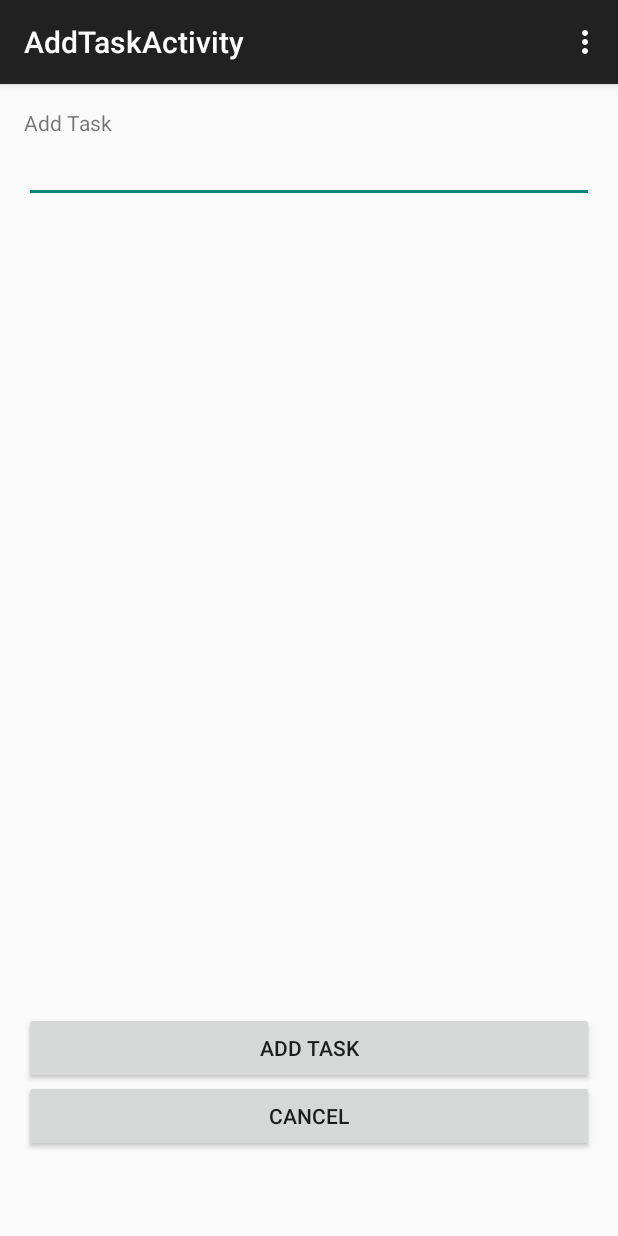
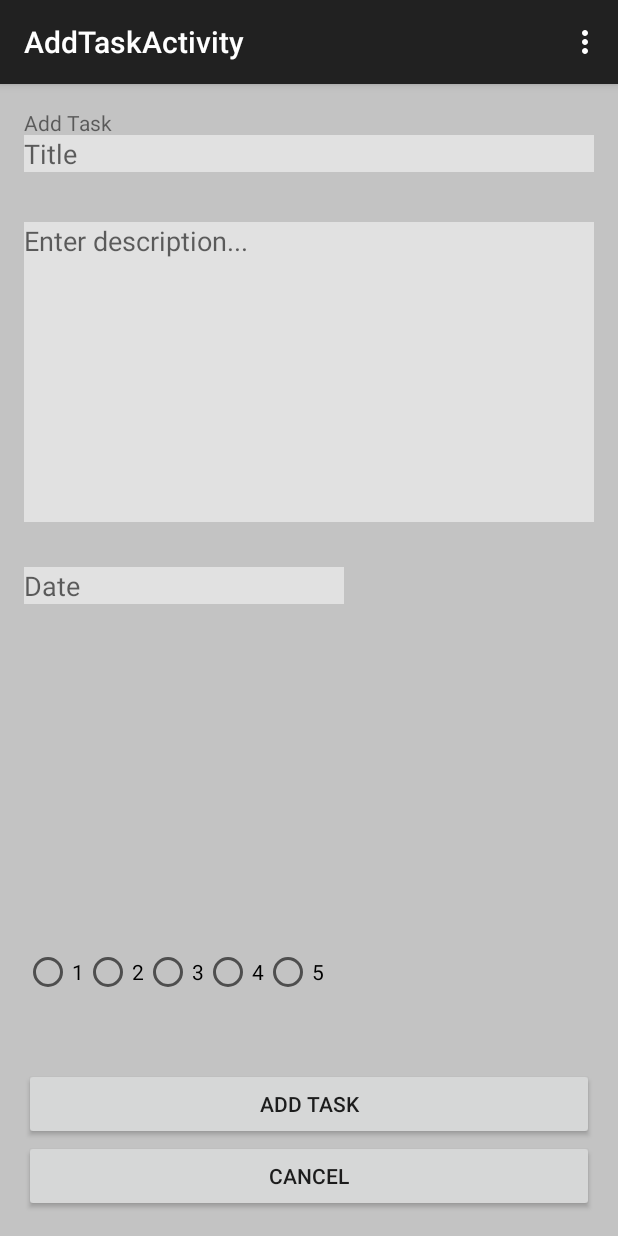
Before and after one commit to lsequeira/OnTask, an Android app: the AddTaskActivity screen opened directly, with no data from a screen before it, on a phone screen of 412 x 824 dp. Run offline under Robolectric (Android 15) with nearby library versions, the phone set to English and light mode, and no system bars.

Commit message:
added stuff to add task
title

```diff
--- a/app/src/main/AndroidManifest.xml
+++ b/app/src/main/AndroidManifest.xml
@@ -28,6 +28,10 @@
         <activity
             android:name=".AddTaskActivity"
             android:label="@string/title_activity_add_task" >
+=======
+            android:name=".ChooseTaskOrProject"
+            android:label="@string/title_activity_choose_task_or_project" >
+>>>>>>> origin/Android-Studio-branch
         </activity>
     </application>
 
--- a/app/src/main/java/com/cse120/ontask/ChooseTaskOrProject.java
+++ b/app/src/main/java/com/cse120/ontask/ChooseTaskOrProject.java
@@ -52,4 +52,5 @@ public class ChooseTaskOrProject extends ActionBarActivity {
         Intent i = new Intent(this, HomeActivity.class);
         startActivity(i);
     }
+
 }
--- a/app/src/main/res/layout/activity_add_task.xml
+++ b/app/src/main/res/layout/activity_add_task.xml
@@ -4,7 +4,8 @@
     android:paddingRight="@dimen/activity_horizontal_margin"
     android:paddingTop="@dimen/activity_vertical_margin"
     android:paddingBottom="@dimen/activity_vertical_margin"
-    tools:context="com.cse120.ontask.AddTaskActivity">
+    tools:context="com.cse120.ontask.AddTaskActivity"
+    android:background="@color/light_gray">
 
     <EditText
         android:layout_width="wrap_content"
@@ -14,7 +15,9 @@
         android:layout_alignParentLeft="true"
         android:layout_alignParentStart="true"
         android:layout_alignParentRight="true"
-        android:layout_alignParentEnd="true" />
+        android:layout_alignParentEnd="true"
+        android:hint="Title"
+        android:background="@color/input_gray"/>
 
     <TextView
         android:layout_width="wrap_content"
@@ -26,27 +29,83 @@
         android:layout_alignParentStart="true" />
 
     <Button
-        android:layout_width="wrap_content"
+        android:layout_width="fill_parent"
         android:layout_height="wrap_content"
         android:text="Add Task"
         android:id="@+id/add_task"
-        android:layout_alignParentBottom="true"
-        android:layout_marginBottom="85dp"
-        android:layout_alignParentRight="true"
-        android:layout_alignParentEnd="true"
-        android:layout_alignParentLeft="true"
-        android:layout_alignParentStart="true" />
+        android:layout_above="@+id/cancel_task"
+        android:layout_alignParentEnd="true" />
 
     <Button
-        android:layout_width="wrap_content"
+        android:layout_width="fill_parent"
         android:layout_height="wrap_content"
         android:text="Cancel"
         android:id="@+id/cancel_task"
         android:layout_alignParentBottom="true"
-        android:layout_alignParentLeft="true"
+        android:layout_alignParentEnd="true" />
+
+    <RadioGroup
+        android:id="@+id/urgencyRadioGroup"
+        android:layout_width="fill_parent"
+        android:layout_height="wrap_content"
+        android:orientation="horizontal"
+        android:focusable="false"
+        android:layout_above="@+id/add_task"
+        android:layout_alignParentEnd="true"
+        android:layout_marginBottom="48dp">
+
+        <RadioButton
+            android:id="@+id/radioButton1"
+            android:layout_width="wrap_content"
+            android:layout_height="wrap_content"
+            android:text="1"/>
+
+        <RadioButton
+            android:id="@+id/radioButton2"
+            android:layout_width="wrap_content"
+            android:layout_height="wrap_content"
+            android:text="2" />
+
+        <RadioButton
+            android:id="@+id/radioButton3"
+            android:layout_width="wrap_content"
+            android:layout_height="wrap_content"
+            android:text="3" />
+
+        <RadioButton
+            android:id="@+id/radioButton4"
+            android:layout_width="wrap_content"
+            android:layout_height="wrap_content"
+            android:text="4" />
+
+        <RadioButton
+            android:id="@+id/radioButton5"
+            android:layout_width="wrap_content"
+            android:layout_height="wrap_content"
+            android:text="5" />
+    </RadioGroup>
+
+    <EditText
+        android:layout_width="wrap_content"
+        android:layout_height="wrap_content"
+        android:inputType="date"
+        android:ems="10"
+        android:id="@+id/date"
+        android:hint="Date"
+        android:background="@color/input_gray"
+        android:layout_below="@+id/description"
         android:layout_alignParentStart="true"
-        android:layout_marginBottom="40dp"
-        android:layout_alignParentRight="true"
+        android:layout_marginTop="30dp" />
+
+    <EditText
+        android:layout_width="fill_parent"
+        android:layout_height="200dp"
+        android:id="@+id/description"
+        android:hint="Enter description..."
+        android:gravity="top"
+        android:background="@color/input_gray"
+        android:layout_marginTop="33dp"
+        android:layout_below="@+id/editText"
         android:layout_alignParentEnd="true" />
 
 </RelativeLayout>
--- a/app/src/main/res/values/colors.xml
+++ b/app/src/main/res/values/colors.xml
@@ -2,4 +2,5 @@
 <resources>
     <color name="light_blue">#9fe8ee</color>
     <color name="light_gray">#c3c3c3</color>
+    <color name="input_gray">#e1e1e1</color>
 </resources>
--- a/app/src/main/res/values/strings.xml
+++ b/app/src/main/res/values/strings.xml
@@ -31,6 +31,7 @@
 
     <string name="title_activity_add_task">AddTaskActivity</string>
 
+
     //Choose Task or Project
     <string name="chooseTaskOrProject">Choose Task or Project</string>
     <string name="task">Task</string>
```
Also changed, not shown: app/src/main/java/com/cse120/ontask/HomeActivity.java (line endings or trailing spaces), 14 other files.
